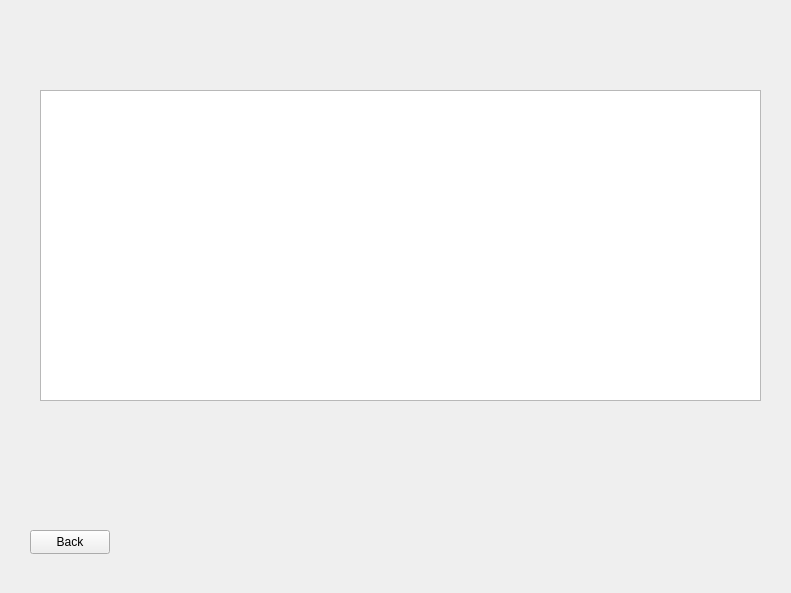
danisensei/Library-Management-System, file Library-Management-System/searchbooks.ui: the form before one commit.
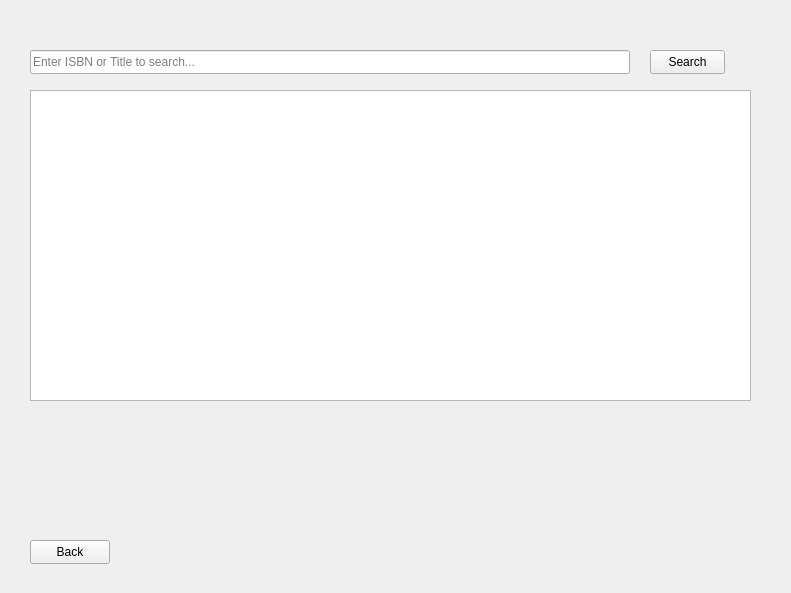
The form after the commit.

Commit message:
Added Search Book Functionality using QMap
- Implemented the searchbooks feature that allows users to search for books in the system by ISBN or Name/Title

-Utilized QMap to store and quickly access book data from the addedbooks.txt file.

-Ensured the search is case-insensitive and supports partial matches for all searchable fields.

-Populated the table with data from addedbooks.txt and dynamically updated it based on search results.

What changed in the file:
```diff
--- a/Library-Management-System/searchbooks.ui
+++ b/Library-Management-System/searchbooks.ui
@@ -17,7 +17,7 @@
    <property name="geometry">
     <rect>
      <x>30</x>
-     <y>530</y>
+     <y>540</y>
      <width>80</width>
      <height>24</height>
     </rect>
@@ -26,13 +26,39 @@
     <string>Back</string>
    </property>
   </widget>
+  <widget class="QPushButton" name="searchButton">
+   <property name="geometry">
+    <rect>
+     <x>650</x>
+     <y>50</y>
+     <width>75</width>
+     <height>24</height>
+    </rect>
+   </property>
+   <property name="text">
+    <string>Search</string>
+   </property>
+  </widget>
+  <widget class="QLineEdit" name="searchLineEdit">
+   <property name="geometry">
+    <rect>
+     <x>30</x>
+     <y>50</y>
+     <width>600</width>
+     <height>24</height>
+    </rect>
+   </property>
+   <property name="placeholderText">
+    <string>Enter ISBN or Title to search...</string>
+   </property>
+  </widget>
   <widget class="QTableView" name="tableView">
    <property name="geometry">
     <rect>
-    <x>40</x>
-    <y>90</y>
-    <width>721</width>
-    <height>311</height>
+     <x>30</x>
+     <y>90</y>
+     <width>721</width>
+     <height>311</height>
     </rect>
    </property>
   </widget>
```
Left out of the diff: 2 changed lines with no effect on the pictures. The commit also changes 2 other files.
